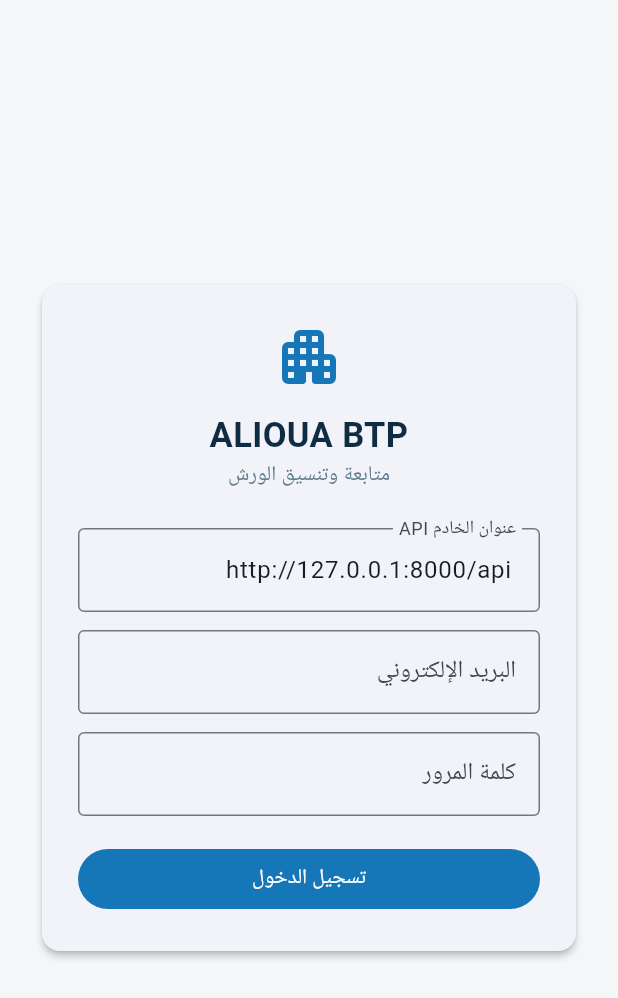
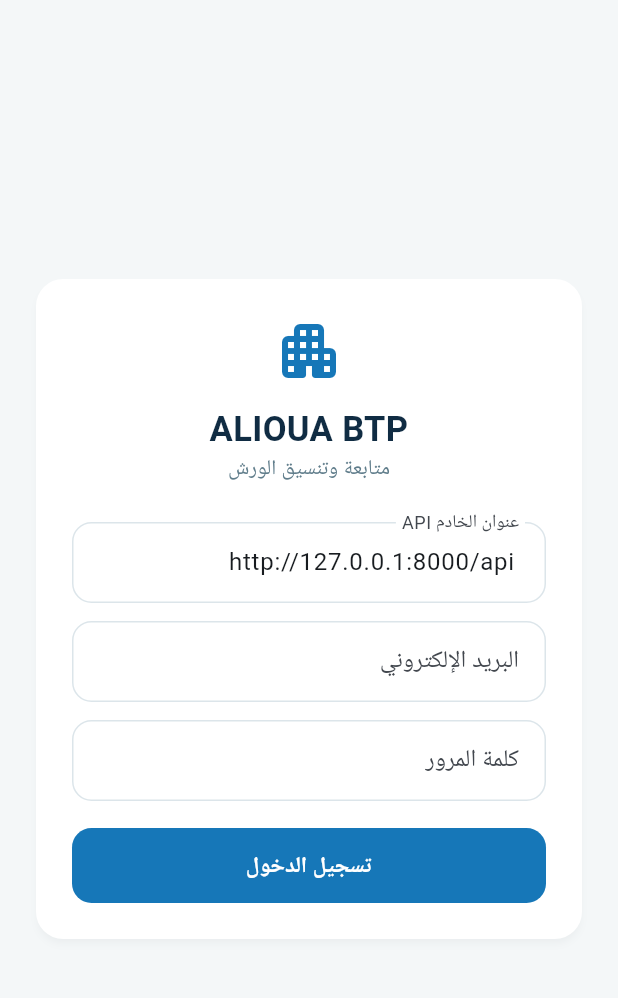
Before and after one commit to aliouabtp-app/ALIOUA-BTP-SUIVI-CORDINATION, a Flutter app: the screen it shows after launch, on a phone screen of 412 x 824 dp. Shown: the top 998 px of the screen. Run offline on Flutter 3.47's test engine with Material 3 defaults, Android fonts, the phone set to English and light mode, and no system bars; our stand-ins replace connectivity_plus, image_picker, shared_preferences, sqflite; missing offline and left inert: mobile_scanner; accounts and stored records are empty.

Commit message:
Polish Flutter theme with ALIOUA BTP visual identity

```diff
--- a/mobile/lib/main.dart
+++ b/mobile/lib/main.dart
@@ -72,9 +72,36 @@ class _AliouaAppState extends State<AliouaApp> {
   @override Widget build(BuildContext context) => MaterialApp(
     builder: (context, child) => Directionality(textDirection: TextDirection.rtl, child: child ?? const SizedBox.shrink()),
     debugShowCheckedModeBanner: false, title: 'ALIOUA BTP',
-    theme: ThemeData(useMaterial3: true, scaffoldBackgroundColor: cream,
-      colorScheme: ColorScheme.fromSeed(seedColor: teal, primary: teal),
-      fontFamily: 'Roboto'),
+    theme: ThemeData(
+      useMaterial3: true,
+      scaffoldBackgroundColor: cream,
+      colorScheme: ColorScheme.fromSeed(seedColor: teal, primary: teal, surface: Colors.white),
+      fontFamily: 'Roboto',
+      appBarTheme: const AppBarTheme(
+        backgroundColor: navy, foregroundColor: Colors.white, elevation: 0,
+        centerTitle: false, titleTextStyle: TextStyle(fontSize: 19, fontWeight: FontWeight.w700, color: Colors.white),
+      ),
+      cardTheme: CardThemeData(
+        color: Colors.white, elevation: 1, shadowColor: navy.withValues(alpha: .08),
+        margin: const EdgeInsets.only(bottom: 12), shape: RoundedRectangleBorder(borderRadius: BorderRadius.circular(18)),
+      ),
+      inputDecorationTheme: InputDecorationTheme(
+        filled: true, fillColor: Colors.white,
+        contentPadding: const EdgeInsets.symmetric(horizontal: 14, vertical: 15),
+        border: OutlineInputBorder(borderRadius: BorderRadius.circular(13), borderSide: const BorderSide(color: Color(0xFFDCE5EA))),
+        enabledBorder: OutlineInputBorder(borderRadius: BorderRadius.circular(13), borderSide: const BorderSide(color: Color(0xFFDCE5EA))),
+        focusedBorder: OutlineInputBorder(borderRadius: BorderRadius.circular(13), borderSide: const BorderSide(color: teal, width: 1.6)),
+      ),
+      filledButtonTheme: FilledButtonThemeData(
+        style: FilledButton.styleFrom(
+          backgroundColor: teal, foregroundColor: Colors.white,
+          minimumSize: const Size.fromHeight(50),
+          shape: RoundedRectangleBorder(borderRadius: BorderRadius.circular(13)),
+          textStyle: const TextStyle(fontWeight: FontWeight.w700, fontSize: 15),
+        ),
+      ),
+      floatingActionButtonTheme: const FloatingActionButtonThemeData(backgroundColor: teal, foregroundColor: Colors.white),
+    ),
     home: loading ? const Scaffold(body: Center(child: CircularProgressIndicator(color: teal))) : token == null ? LoginPage(onLogin: _loggedIn) : IssuesPage(token: token!, onLogout: () async {
       final p = await SharedPreferences.getInstance(); await p.remove('access'); if (mounted) setState(() => token = null);
     }));
```
